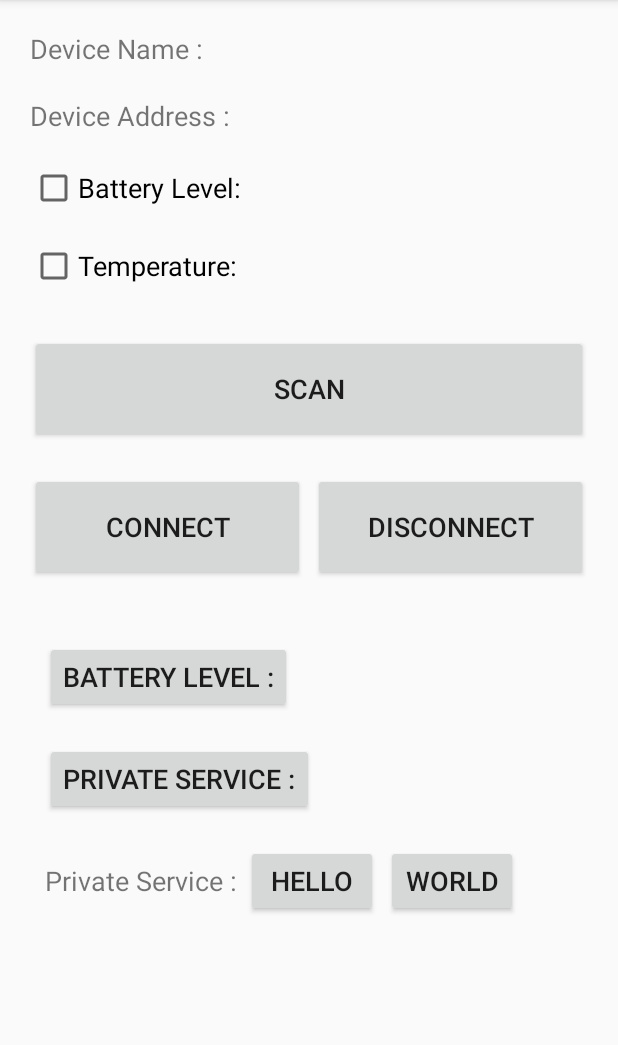
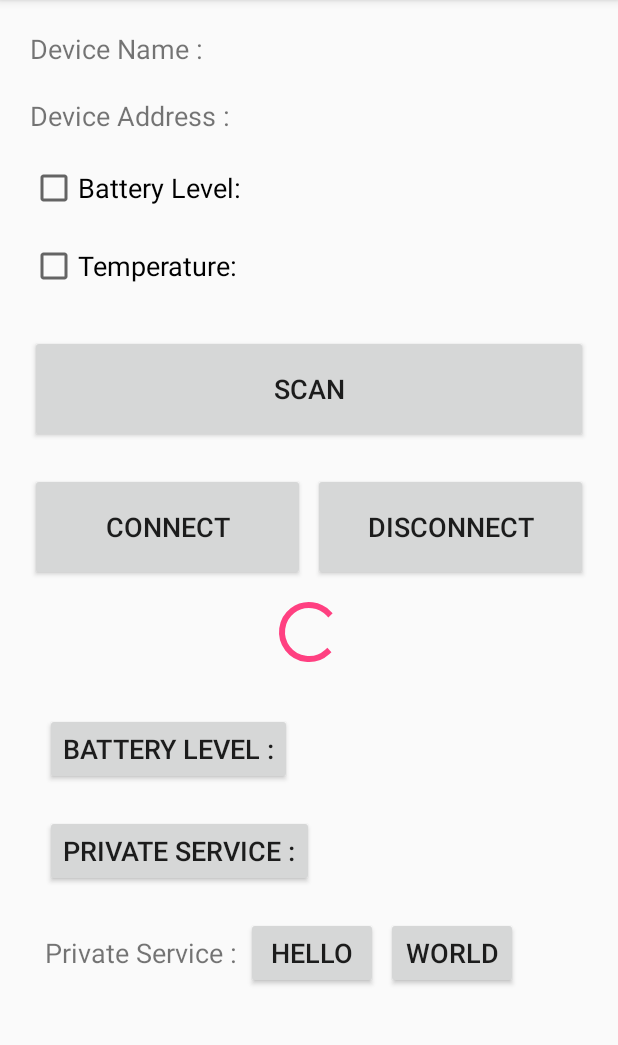
Before and after one commit to takjn/GRRNble, an Android app: the MainActivity screen opened directly, with no data from a screen before it, on a phone screen of 412 x 824 dp, the part 84-1129 px from its top. Run offline under Robolectric (Android 15) with nearby library versions, the light colour scheme and no system bars; 2 statements that could not run were skipped.

Commit message:
add progress bar

```diff
--- a/Android/app/src/main/java/com/github/takjn/grrnble/MainActivity.java
+++ b/Android/app/src/main/java/com/github/takjn/grrnble/MainActivity.java
@@ -28,6 +28,7 @@ import android.os.Bundle;
 import android.view.View;
 import android.widget.Button;
 import android.widget.CheckBox;
+import android.widget.ProgressBar;
 import android.widget.TextView;
 import android.widget.Toast;
 import android.util.Log;
@@ -71,6 +72,7 @@ public class MainActivity extends AppCompatActivity implements View.OnClickListe
     private Button mButtonDisconnect;
     private CheckBox mCheckBoxBatteryLevel;
     private CheckBox mCheckBoxTemperature;
+    private ProgressBar mProgressBar;
     private DebugFragment mFragmentDebug;
 
     // BluetoothGattコールバックオブジェクト
@@ -248,7 +250,7 @@ public class MainActivity extends AppCompatActivity implements View.OnClickListe
         mScanning = true;
         scanner.startScan(scanFilterList, scanSettings, mLeScanCallback);
 
-        // TODO: Progressを表示する
+        mProgressBar.setVisibility(ProgressBar.VISIBLE);
     }
 
     // スキャンの停止
@@ -274,7 +276,7 @@ public class MainActivity extends AppCompatActivity implements View.OnClickListe
             Toast.makeText(this, R.string.device_is_not_found, Toast.LENGTH_SHORT).show();
         }
 
-        // TODO: Progressを非表示にする
+        mProgressBar.setVisibility(ProgressBar.GONE);
     }
 
     @Override
@@ -295,6 +297,7 @@ public class MainActivity extends AppCompatActivity implements View.OnClickListe
         mCheckBoxBatteryLevel.setOnClickListener(this);
         mCheckBoxTemperature = (CheckBox) findViewById(R.id.checkbox_temperature);
         mCheckBoxTemperature.setOnClickListener(this);
+        mProgressBar = (ProgressBar) findViewById(R.id.progressBar);
 
         FragmentManager fragmentManager = getFragmentManager();
         mFragmentDebug = (DebugFragment) fragmentManager.findFragmentById(R.id.fragment_debug);
@@ -330,6 +333,7 @@ public class MainActivity extends AppCompatActivity implements View.OnClickListe
         mButtonDisconnect.setEnabled(false);
         mCheckBoxBatteryLevel.setEnabled(false);
         mCheckBoxTemperature.setEnabled(false);
+        mProgressBar.setVisibility(ProgressBar.GONE);
         hideDebugFragment();
     }
 
--- a/Android/app/src/main/res/layout/activity_main.xml
+++ b/Android/app/src/main/res/layout/activity_main.xml
@@ -151,6 +151,13 @@
     </LinearLayout>
 
 
+    <ProgressBar
+        android:id="@+id/progressBar"
+        style="@android:style/Widget.DeviceDefault.Light.ProgressBar"
+        android:layout_width="match_parent"
+        android:layout_height="wrap_content"
+        android:visibility="visible" />
+
     <fragment
         android:id="@+id/fragment_debug"
         android:name="com.github.takjn.grrnble.DebugFragment"
```
